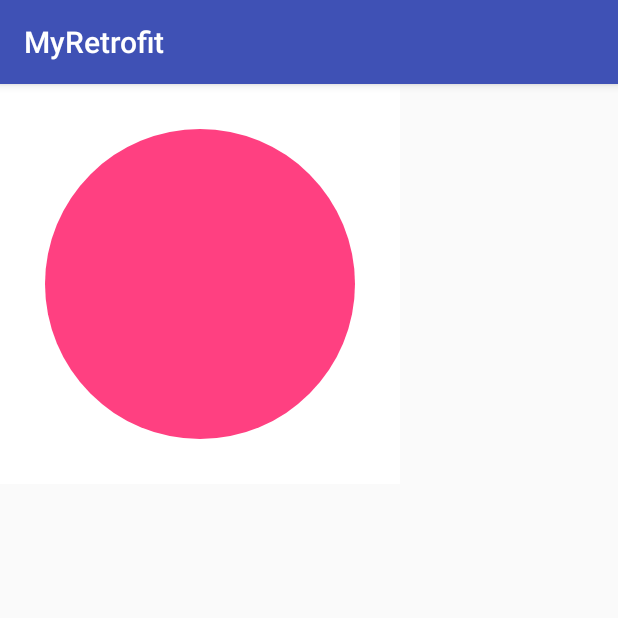
After one commit to yaozhengzheng/MyRetrofit, an Android app: the DiyActivity screen opened directly, with no data from a screen before it, on a phone screen of 412 x 824 dp, the top half of it. The commit adds this screen. Run offline under Robolectric (Android 15) with nearby library versions, the phone set to English and light mode, and no system bars.

Commit message:
自定义view，初步使用

```diff
--- a/app/build.gradle
+++ b/app/build.gradle
@@ -2,7 +2,7 @@ apply plugin: 'com.android.application'
 
 android {
     compileSdkVersion 25
-    buildToolsVersion "25.0.2"
+    buildToolsVersion "25.0.1"
     defaultConfig {
         applicationId "com.example.myretrofit"
         minSdkVersion 19
@@ -57,7 +57,7 @@ dependencies {
     compile 'com.readystatesoftware.chuck:library:1.0.4'
     compile 'com.lzy.widget:imagepicker:0.3.2'
     compile 'com.sunfusheng:glideimageview:1.0.0'
-    testCompile 'junit:junit:4.12'
     compile 'com.android.support:percent:25.3.1'
     compile 'com.android.support:customtabs:25.3.1'
+    testCompile 'junit:junit:4.12'
 }
--- a/app/src/main/AndroidManifest.xml
+++ b/app/src/main/AndroidManifest.xml
@@ -47,7 +47,8 @@
             android:theme="@style/AppTheme.NoActionBar"/>
         <activity android:name=".activity.ImageViewActivity"/>
         <activity android:name=".activity.ImageActivity"/>
-
+        <activity android:name=".activity.DiyActivity">
+        </activity>
     </application>
 
 </manifest>
--- /dev/null
+++ b/app/src/main/java/com/example/myretrofit/activity/DiyActivity.java
@@ -0,0 +1,15 @@
+package com.example.myretrofit.activity;
+
+import android.support.v7.app.AppCompatActivity;
+import android.os.Bundle;
+
+import com.example.myretrofit.R;
+
+public class DiyActivity extends AppCompatActivity {
+
+    @Override
+    protected void onCreate(Bundle savedInstanceState) {
+        super.onCreate(savedInstanceState);
+        setContentView(R.layout.activity_diy);
+    }
+}
--- a/app/src/main/java/com/example/myretrofit/activity/HomeActivity.java
+++ b/app/src/main/java/com/example/myretrofit/activity/HomeActivity.java
@@ -104,6 +104,7 @@ public class HomeActivity extends AppCompatActivity {
         list.add("TabsIndicator");
         list.add("okgo请求有问题");
         list.add("image");
+        list.add("Diy_view");
 
         listView.setOnItemClickListener(new AdapterView.OnItemClickListener() {
             @Override
@@ -127,6 +128,9 @@ public class HomeActivity extends AppCompatActivity {
                     case 5:
                         intent.setClass(HomeActivity.this, ImageViewActivity.class);
                         break;
+                    case 6:
+                        intent.setClass(HomeActivity.this, DiyActivity.class);
+                        break;
                 }
                 startActivity(intent);
             }
--- a/app/src/main/java/com/example/myretrofit/view/CircleView.java
+++ b/app/src/main/java/com/example/myretrofit/view/CircleView.java
@@ -1,14 +1,15 @@
 package com.example.myretrofit.view;
 
 import android.content.Context;
-
+import android.content.res.TypedArray;
 import android.graphics.Canvas;
 import android.graphics.Color;
 import android.graphics.Paint;
-import android.graphics.Point;
 import android.support.annotation.Nullable;
 import android.util.AttributeSet;
 import android.view.View;
+
+import com.example.myretrofit.R;
 
 /**
  * Created on 2017/6/21.
@@ -19,6 +20,7 @@ public class CircleView extends View {
 
     //设置画笔变量
     Paint paint;
+    private int color;
 
     // 自定义View有四个构造函数
     // 如果View是在Java代码里面new的，则调用第一个构造函数
@@ -31,7 +33,7 @@ public class CircleView extends View {
     // 如果View是在.xml里声明的，则调用第二个构造函数
     // 自定义属性是从AttributeSet参数传进来的
     public CircleView(Context context, @Nullable AttributeSet attrs) {
-        super(context, attrs);
+        this(context, attrs, 0);
         init();
     }
 
@@ -40,6 +42,18 @@ public class CircleView extends View {
     // 如View有style属性时
     public CircleView(Context context, @Nullable AttributeSet attrs, int defStyleAttr) {
         super(context, attrs, defStyleAttr);
+
+        //加载自定义属性集合CircleView
+        TypedArray array = context.obtainStyledAttributes(attrs, R.styleable.CircleView);
+
+        //解析集合中的属性circle_color属性
+        // 该属性的id为:R.styleable.CircleView_circle_color
+        // 第二个参数是默认设置颜色
+        color = array.getColor(R.styleable.CircleView_circle_color, Color.RED);
+
+        //解析后释放资源
+        array.recycle();
+
         init();
     }
 
@@ -56,7 +70,7 @@ public class CircleView extends View {
         //创建画笔
         paint = new Paint();
         //设置画笔颜色为蓝色
-        paint.setColor(Color.BLUE);
+        paint.setColor(color);
         //设置画笔宽度为10px
         paint.setStrokeWidth(5f);
         //设置画笔模式为填充
@@ -69,15 +83,48 @@ public class CircleView extends View {
     protected void onDraw(Canvas canvas) {
         super.onDraw(canvas);
 
+        final int paddingLeft = getPaddingLeft();
+        final int paddingRight = getPaddingRight();
+        final int paddingTop = getPaddingTop();
+        final int paddingBottom = getPaddingBottom();
+
+
         //获取控件的高度和宽度
-        int with = getWidth();
-        int height = getHeight();
+        int with = getWidth() - paddingLeft - paddingRight;
+        int height = getHeight() - paddingTop - paddingBottom;
 
         //设置圆的半径 = 宽，高最小值的2分之1
         int r = Math.min(with, height) / 2;
 
         //画出圆（蓝色）
         // 圆心 = 控件的中央,半径 = 宽,高最小值的2分之1
-        canvas.drawCircle(with / 2, height / 2, r, paint);
+        canvas.drawCircle(paddingLeft + with / 2, paddingTop + height / 2, r, paint);
+    }
+
+    @Override
+    protected void onMeasure(int widthMeasureSpec, int heightMeasureSpec) {
+        super.onMeasure(widthMeasureSpec, heightMeasureSpec);
+
+        //获取宽-测量规则的模式和大小
+        int widthMode = MeasureSpec.getMode(widthMeasureSpec);
+        int widthSize = MeasureSpec.getSize(widthMeasureSpec);
+
+        //获取高-测量规则的模式和大小
+        int heightMode = MeasureSpec.getMode(heightMeasureSpec);
+        int heightSize = MeasureSpec.getSize(heightMeasureSpec);
+
+        //设置默认宽/高值
+        //默认宽高的设定无固定依据，根据需要灵活设置
+        //类似TextView,ImageView等针对wrap_content均在onMeasure()对设置默认宽高值有特殊处理
+        int width = 400;
+        int height = 400;
+
+        if (widthMode == MeasureSpec.AT_MOST && heightMode == MeasureSpec.AT_MOST) {
+            setMeasuredDimension(width, height);
+        } else if (widthMode == MeasureSpec.AT_MOST) {
+            setMeasuredDimension(width, heightSize);
+        } else if (widthMode == MeasureSpec.AT_MOST) {
+            setMeasuredDimension(widthSize, height);
+        }
     }
 }
--- /dev/null
+++ b/app/src/main/res/layout/activity_diy.xml
@@ -0,0 +1,17 @@
+<?xml version="1.0" encoding="utf-8"?>
+<android.support.constraint.ConstraintLayout
+    xmlns:android="http://schemas.android.com/apk/res/android"
+    xmlns:app="http://schemas.android.com/apk/res-auto"
+    xmlns:tools="http://schemas.android.com/tools"
+    android:layout_width="match_parent"
+    android:layout_height="match_parent"
+    tools:context="com.example.myretrofit.activity.DiyActivity">
+
+    <com.example.myretrofit.view.CircleView
+        android:id="@+id/img"
+        android:layout_width="wrap_content"
+        android:layout_height="wrap_content"
+        android:background="@color/white"
+        android:padding="30dp"
+        app:circle_color="@color/colorAccent"/>
+</android.support.constraint.ConstraintLayout>
```
Also changed, not shown: app/src/main/res/values/attrs_circle_view.xml (added, +12 -0 lines).
